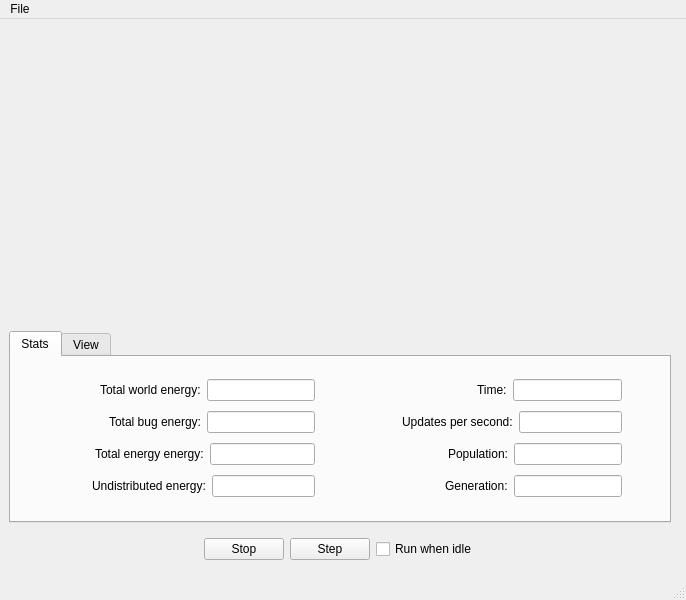
Qt form main_window.ui (sje397/QtBugs) before a commit.
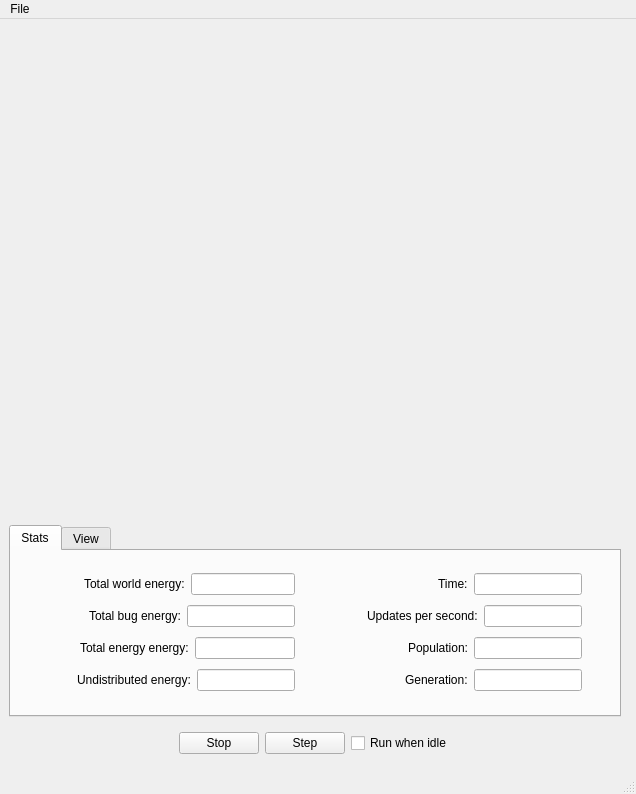
The same form after that commit. Custom widgets are drawn as their Qt base class.

Patch:
```diff
--- a/main_window.ui
+++ b/main_window.ui
@@ -6,8 +6,8 @@
    <rect>
     <x>0</x>
     <y>0</y>
-    <width>686</width>
-    <height>600</height>
+    <width>636</width>
+    <height>794</height>
    </rect>
   </property>
   <property name="contextMenuPolicy">
@@ -30,8 +30,14 @@
         </property>
         <property name="minimumSize">
          <size>
-          <width>0</width>
-          <height>0</height>
+          <width>480</width>
+          <height>480</height>
+         </size>
+        </property>
+        <property name="maximumSize">
+         <size>
+          <width>16777215</width>
+          <height>16777215</height>
          </size>
         </property>
        </widget>
@@ -743,7 +749,7 @@
     <rect>
      <x>0</x>
      <y>0</y>
-     <width>686</width>
+     <width>636</width>
      <height>28</height>
     </rect>
    </property>
```
